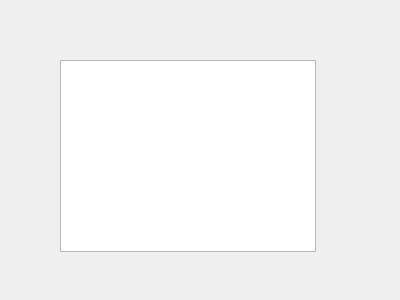
First picture: the form in guitest/viewanimals.ui, repository cameronhawtin/Animal-Farm-cuACS, before the edit.
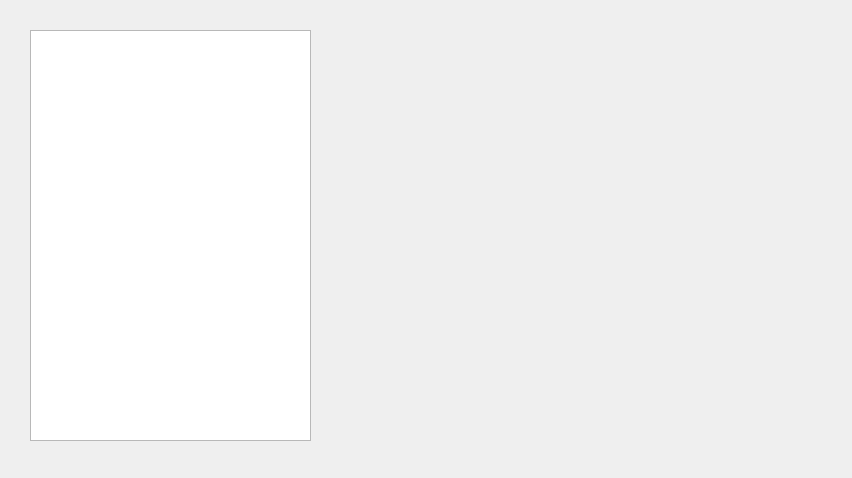
Second picture: the form after the edit.

Commit message: Add Animal screen completed

```diff
--- a/guitest/viewanimals.ui
+++ b/guitest/viewanimals.ui
@@ -6,8 +6,8 @@
    <rect>
     <x>0</x>
     <y>0</y>
-    <width>400</width>
-    <height>300</height>
+    <width>852</width>
+    <height>478</height>
    </rect>
   </property>
   <property name="windowTitle">
@@ -16,10 +16,10 @@
   <widget class="QListWidget" name="viewAnimalsListWidget">
    <property name="geometry">
     <rect>
-     <x>60</x>
-     <y>60</y>
-     <width>256</width>
-     <height>192</height>
+     <x>30</x>
+     <y>30</y>
+     <width>281</width>
+     <height>411</height>
     </rect>
    </property>
   </widget>
```
The commit also changes 3 other files.
